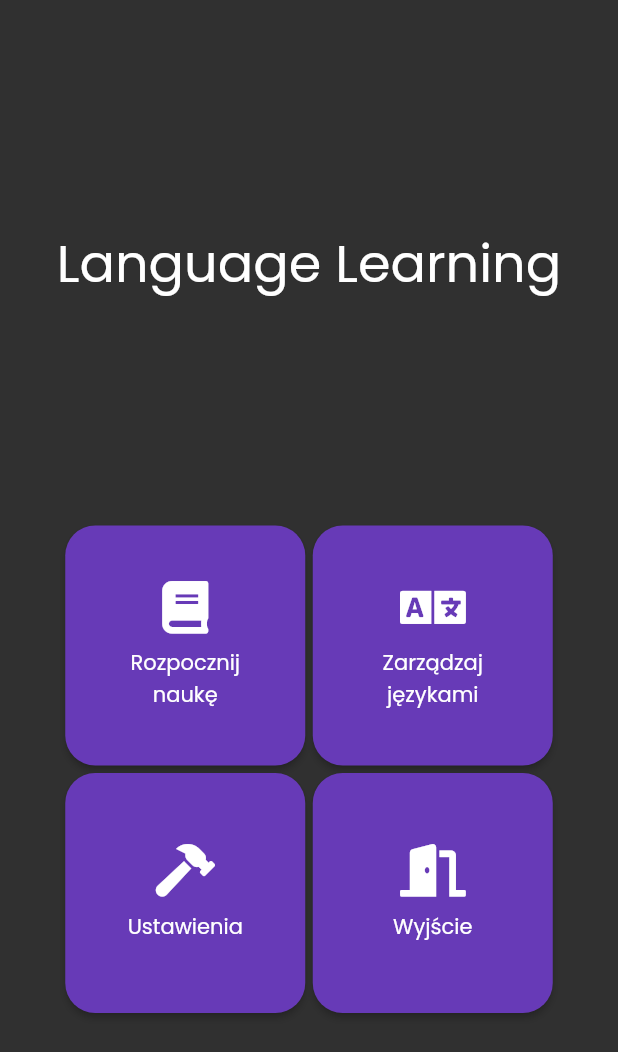
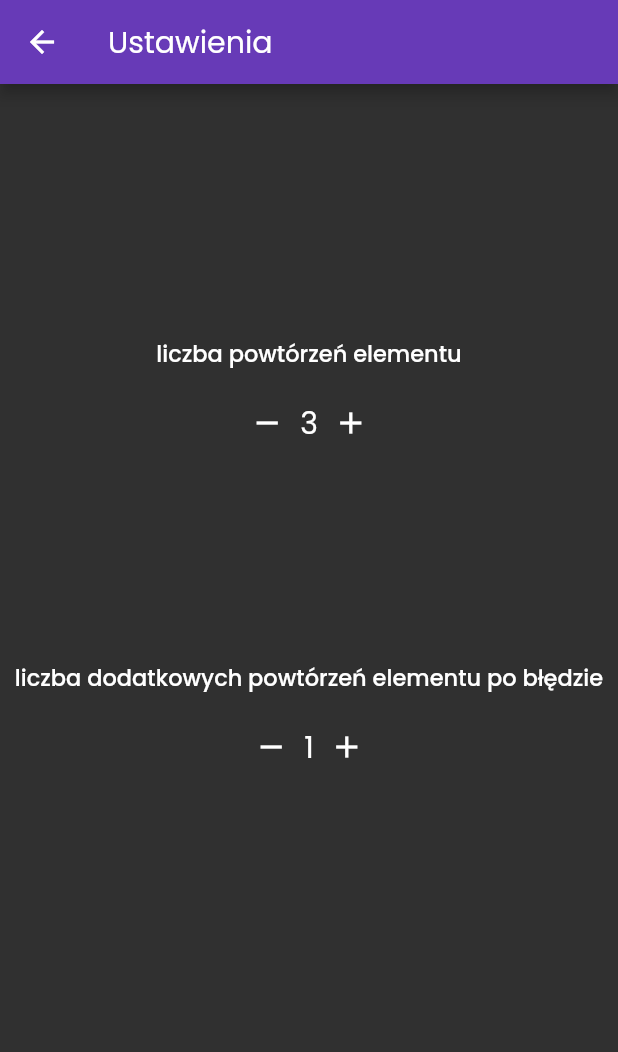
Before and after one commit to tombortniak/LanguageLearning, a Flutter app: the screen it shows after launch, after a tap on "Ustawienia", on a phone screen of 412 x 824 dp. Shown: the top 1052 px of the screen. Run offline on Flutter 3.47's test engine with Material 2 defaults, Android fonts, the phone set to English and light mode, and no system bars; our stand-ins replace drift, dropdown_search, fluttertoast, font_awesome_flutter, google_fonts, tuple; accounts and stored records are empty; generated files the repository leaves out were written again.

Commit message:
add settings page

```diff
--- a/lib/main.dart
+++ b/lib/main.dart
@@ -1,8 +1,8 @@
-import 'package:drift/drift.dart';
 import 'package:flutter/foundation.dart';
 import 'package:flutter/material.dart';
 import 'package:flutter/services.dart';
 import 'package:language_learning/models/language_element_data.dart';
+import 'package:language_learning/models/settings.dart';
 import 'package:language_learning/pages/home_page.dart';
 import 'package:language_learning/pages/splash_page.dart';
 import 'database/database.dart';
@@ -23,6 +23,9 @@ void main() {
         Provider<LanguageDatabase>(
           create: (context) => LanguageDatabase(),
           dispose: (context, db) => db.close(),
+        ),
+        Provider<Settings>(
+          create: (context) => Settings(),
         ),
         ChangeNotifierProvider<LanguageElementData>(
           create: (context) => LanguageElementData(context: context),
--- a/lib/models/language_element_data.dart
+++ b/lib/models/language_element_data.dart
@@ -1,10 +1,8 @@
-import 'package:drift/drift.dart';
 import 'package:flutter/material.dart';
 import 'package:language_learning/constants.dart' hide Language;
 import 'package:language_learning/database/database.dart';
 import 'package:tuple/tuple.dart';
 import 'package:provider/provider.dart';
-import 'package:language_learning/database/database.dart';
 
 class LanguageElementData extends ChangeNotifier {
   List<Word> words = [];
--- /dev/null
+++ b/lib/models/settings.dart
@@ -0,0 +1,4 @@
+class Settings {
+  int elementRepetitions = 3;
+  int elementRepetitionsAfterError = 1;
+}
--- a/lib/pages/home_page.dart
+++ b/lib/pages/home_page.dart
@@ -4,6 +4,7 @@ import 'package:fluttertoast/fluttertoast.dart';
 import 'package:font_awesome_flutter/font_awesome_flutter.dart';
 import 'package:language_learning/models/language_element_data.dart';
 import 'package:language_learning/pages/learning_options_page.dart';
+import 'package:language_learning/pages/settings_page.dart';
 import 'language_selection_page.dart';
 import 'package:language_learning/constants.dart';
 import 'package:provider/provider.dart';
@@ -52,7 +53,7 @@ class _HomePageState extends State<HomePage> {
                 iconData,
                 color: textColor,
               ),
-              SizedBox(
+              const SizedBox(
                 width: 10.0,
               ),
               Text(
@@ -75,7 +76,7 @@ class _HomePageState extends State<HomePage> {
         crossAxisAlignment: CrossAxisAlignment.stretch,
         children: [
           Text(
-            'Language Learning',
+            'language learning',
             style: Theme.of(context).textTheme.headline1,
             textAlign: TextAlign.center,
           ),
@@ -87,9 +88,9 @@ class _HomePageState extends State<HomePage> {
             children: [
               ElevatedButton(
                 child: Container(
-                  width: 110.0,
-                  height: 110.0,
-                  margin: EdgeInsets.all(5.0),
+                  width: 100.0,
+                  height: 100.0,
+                  margin: const EdgeInsets.all(5.0),
                   child: Column(
                     mainAxisAlignment: MainAxisAlignment.center,
                     children: [
@@ -124,8 +125,8 @@ class _HomePageState extends State<HomePage> {
               ),
               ElevatedButton(
                 child: Container(
-                  width: 110.0,
-                  height: 110.0,
+                  width: 100.0,
+                  height: 100.0,
                   margin: const EdgeInsets.all(5.0),
                   child: Column(
                     mainAxisAlignment: MainAxisAlignment.center,
@@ -155,8 +156,8 @@ class _HomePageState extends State<HomePage> {
               ),
               ElevatedButton(
                 child: Container(
-                  width: 110.0,
-                  height: 110.0,
+                  width: 100.0,
+                  height: 100.0,
                   margin: const EdgeInsets.all(5.0),
                   child: Column(
                     mainAxisAlignment: MainAxisAlignment.center,
@@ -176,33 +177,14 @@ class _HomePageState extends State<HomePage> {
                     ],
                   ),
                 ),
-                onPressed: () {},
+                onPressed: () {
+                  Navigator.push(
+                      context,
+                      MaterialPageRoute(
+                        builder: (context) => SettingsPage(),
+                      ));
+                },
               ),
-              ElevatedButton(
-                child: Container(
-                  width: 110.0,
-                  height: 110.0,
-                  margin: const EdgeInsets.all(5.0),
-                  child: Column(
-                    mainAxisAlignment: MainAxisAlignment.center,
-                    children: [
-                      const FaIcon(
-                        FontAwesomeIcons.doorOpen,
-                        size: 35.0,
-                      ),
-                      const SizedBox(
-                        height: 10.0,
-                      ),
-                      Text(
-                        'Wyjście',
-                        style: Theme.of(context).textTheme.bodyText1,
-                        textAlign: TextAlign.center,
-                      ),
-                    ],
-                  ),
-                ),
-                onPressed: () {},
-              )
             ],
           ),
         ],
--- a/lib/pages/language_page.dart
+++ b/lib/pages/language_page.dart
@@ -60,7 +60,7 @@ class _LanguagePageState extends State<LanguagePage>
                 icon: const Icon(Icons.add),
                 onPressed: () {
                   showModalBottomSheet(
-                    shape: RoundedRectangleBorder(
+                    shape: const RoundedRectangleBorder(
                       borderRadius:
                           BorderRadius.vertical(top: Radius.circular(25.0)),
                     ),
--- a/lib/pages/language_selection_page.dart
+++ b/lib/pages/language_selection_page.dart
@@ -6,7 +6,6 @@ import 'package:language_learning/database/database.dart';
 import 'package:language_learning/models/language_element_data.dart';
 import 'package:provider/provider.dart';
 import 'language_page.dart';
-import 'package:language_learning/components/language_card.dart';
 import 'package:drift/drift.dart' hide Column;
 import 'package:language_learning/constants.dart' hide Language;
 
--- /dev/null
+++ b/lib/pages/settings_page.dart
@@ -0,0 +1,139 @@
+import 'package:flutter/material.dart';
+import 'package:provider/provider.dart';
+import 'package:language_learning/models/settings.dart';
+
+class SettingsPage extends StatefulWidget {
+  const SettingsPage({Key? key}) : super(key: key);
+
+  @override
+  State<SettingsPage> createState() => _SettingsPageState();
+}
+
+class _SettingsPageState extends State<SettingsPage> {
+  @override
+  Widget build(BuildContext context) {
+    return Scaffold(
+      appBar: AppBar(
+        title: const Text(
+          'Ustawienia',
+        ),
+      ),
+      body: Column(
+        mainAxisAlignment: MainAxisAlignment.spaceEvenly,
+        crossAxisAlignment: CrossAxisAlignment.stretch,
+        children: [
+          Column(
+            children: [
+              const SizedBox(
+                height: 25.0,
+              ),
+              Text(
+                'liczba powtórzeń elementu',
+                style: Theme.of(context).textTheme.headline5,
+                textAlign: TextAlign.center,
+              ),
+              const SizedBox(
+                height: 20.0,
+              ),
+              Row(
+                mainAxisAlignment: MainAxisAlignment.center,
+                children: [
+                  InkWell(
+                    child: const Icon(Icons.remove),
+                    onTap: () {
+                      setState(() {
+                        if (context.read<Settings>().elementRepetitions > 0) {
+                          context.read<Settings>().elementRepetitions--;
+                        }
+                      });
+                    },
+                  ),
+                  const SizedBox(
+                    width: 10.0,
+                  ),
+                  Text(
+                    '${context.read<Settings>().elementRepetitions}',
+                    style: Theme.of(context).textTheme.headline3,
+                  ),
+                  const SizedBox(
+                    width: 10.0,
+                  ),
+                  InkWell(
+                    child: const Icon(Icons.add),
+                    onTap: () {
+                      setState(() {
+                        if (context.read<Settings>().elementRepetitions < 10) {
+                          context.read<Settings>().elementRepetitions++;
+                        }
+                      });
+                    },
+                  )
+                ],
+              ),
+            ],
+          ),
+          Column(
+            children: [
+              Text(
+                'liczba dodatkowych powtórzeń elementu po błędzie',
+                style: Theme.of(context).textTheme.headline5,
+                textAlign: TextAlign.center,
+              ),
+              const SizedBox(
+                height: 20.0,
+              ),
+              Row(
+                mainAxisAlignment: MainAxisAlignment.center,
+                children: [
+                  InkWell(
+                    child: const Icon(Icons.remove),
+                    onTap: () {
+                      setState(() {
+                        if (context
+                                .read<Settings>()
+                                .elementRepetitionsAfterError >
+                            0) {
+                          context
+                              .read<Settings>()
+                              .elementRepetitionsAfterError--;
+                        }
+                      });
+                    },
+                  ),
+                  const SizedBox(
+                    width: 10.0,
+                  ),
+                  Text(
+                    '${context.read<Settings>().elementRepetitionsAfterError}',
+                    style: Theme.of(context).textTheme.headline3,
+                  ),
+                  const SizedBox(
+                    width: 10.0,
+                  ),
+                  InkWell(
+                    child: const Icon(Icons.add),
+                    onTap: () {
+                      setState(() {
+                        if (context
+                                .read<Settings>()
+                                .elementRepetitionsAfterError <
+                            5) {
+                          context
+                              .read<Settings>()
+                              .elementRepetitionsAfterError++;
+                        }
+                      });
+                    },
+                  )
+                ],
+              ),
+            ],
+          ),
+          const SizedBox(
+            height: 25.0,
+          ),
+        ],
+      ),
+    );
+  }
+}
```
Also changed, not shown: lib/components/element_card.dart (+4 -3 lines), lib/components/element_form.dart (+11 -11 lines), lib/components/language_card.dart (deleted, +0 -40 lines), lib/pages/language_management_page.dart (+8 -10 lines), lib/pages/learning_options_page.dart (+25 -25 lines), lib/pages/learning_page.dart (+32 -27 lines), lib/pages/learning_results_page.dart (+34 -3 lines), pubspec.lock, 4 other files.
